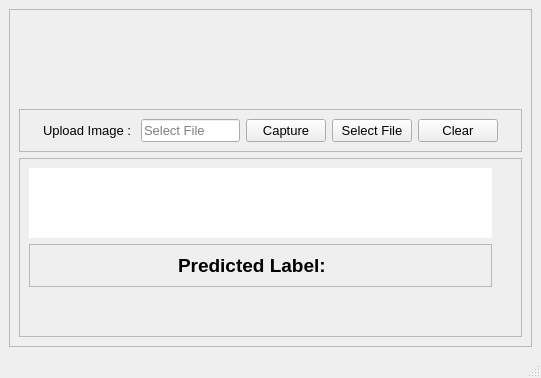
First picture: the form in ui/Page/Display_Screen.ui, repository jashan7305/FruitVegetableClassifier, before the edit.
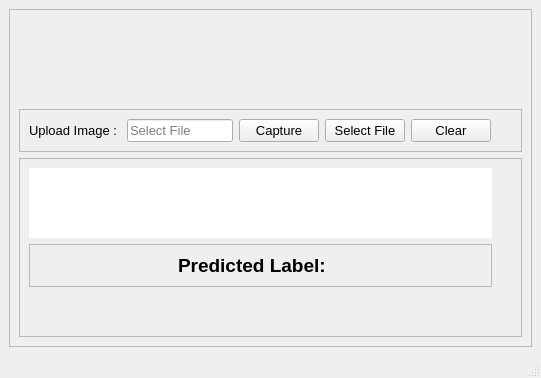
Second picture: the form after the edit. Icons and pictures are not drawn.

What changed in the file:
```diff
--- a/ui/Page/Display_Screen.ui
+++ b/ui/Page/Display_Screen.ui
@@ -49,7 +49,7 @@
           <enum>QFrame::Raised</enum>
          </property>
          <layout class="QGridLayout" name="gridLayout">
-          <item row="0" column="5">
+          <item row="0" column="4">
            <widget class="QPushButton" name="discardBtn">
             <property name="font">
              <font>
@@ -61,7 +61,25 @@
             </property>
            </widget>
           </item>
-          <item row="0" column="6">
+          <item row="0" column="2">
+           <widget class="QPushButton" name="capBtn">
+            <property name="minimumSize">
+             <size>
+              <width>80</width>
+              <height>0</height>
+             </size>
+            </property>
+            <property name="font">
+             <font>
+              <pointsize>10</pointsize>
+             </font>
+            </property>
+            <property name="text">
+             <string>Capture</string>
+            </property>
+           </widget>
+          </item>
+          <item row="0" column="5">
            <spacer name="horizontalSpacer_2">
             <property name="orientation">
              <enum>Qt::Horizontal</enum>
@@ -77,7 +95,7 @@
             </property>
            </spacer>
           </item>
-          <item row="0" column="1">
+          <item row="0" column="0">
            <widget class="QLabel" name="label">
             <property name="font">
              <font>
@@ -89,25 +107,7 @@
             </property>
            </widget>
           </item>
-          <item row="0" column="3">
-           <widget class="QPushButton" name="capBtn">
-            <property name="minimumSize">
-             <size>
-              <width>80</width>
-              <height>0</height>
-             </size>
-            </property>
-            <property name="font">
-             <font>
-              <pointsize>10</pointsize>
-             </font>
-            </property>
-            <property name="text">
-             <string>Capture</string>
-            </property>
-           </widget>
-          </item>
-          <item row="0" column="2">
+          <item row="0" column="1">
            <widget class="QLineEdit" name="filePathLineEdit">
             <property name="font">
              <font>
@@ -119,7 +119,7 @@
             </property>
            </widget>
           </item>
-          <item row="0" column="4">
+          <item row="0" column="3">
            <widget class="QPushButton" name="uploadBtn">
             <property name="minimumSize">
              <size>
@@ -137,19 +137,6 @@
             </property>
            </widget>
           </item>
-          <item row="0" column="0">
-           <spacer name="horizontalSpacer_4">
-            <property name="orientation">
-             <enum>Qt::Horizontal</enum>
-            </property>
-            <property name="sizeHint" stdset="0">
-             <size>
-              <width>40</width>
-              <height>20</height>
-             </size>
-            </property>
-           </spacer>
-          </item>
          </layout>
         </widget>
        </item>
```
Left out of the diff: 28 changed lines with no effect on the pictures.
